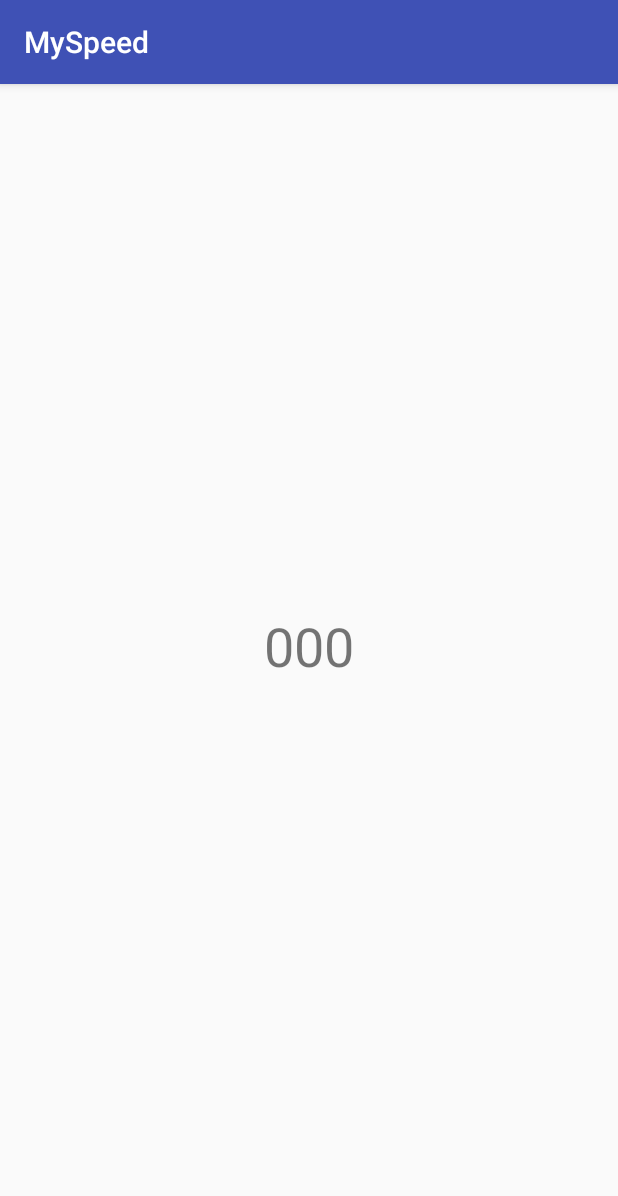
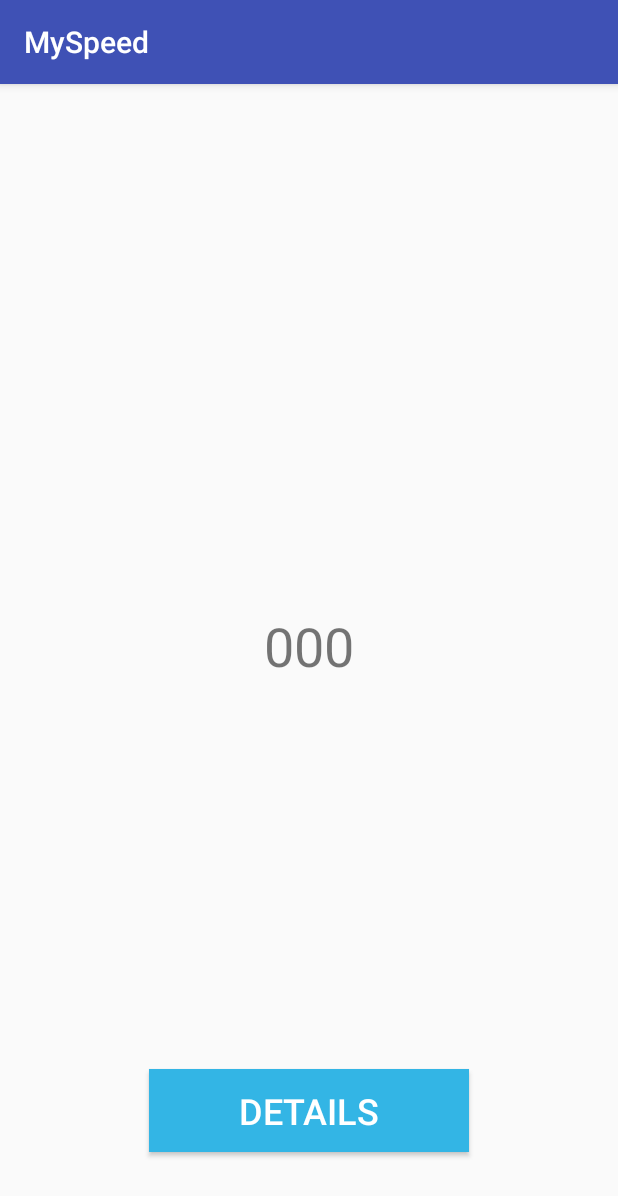
Before and after one commit to firchatn/MySpeed, an Android app: the screen it shows after launch (MainActivity), on a phone screen of 412 x 824 dp. Shown: the top 1196 px of the screen. Run offline under Robolectric (Android 15) with nearby library versions, the phone set to English and light mode, and no system bars.

Commit message:
add intent details

```diff
--- a/app/src/main/java/tn/tik/myspeed/MainActivity.java
+++ b/app/src/main/java/tn/tik/myspeed/MainActivity.java
@@ -1,6 +1,7 @@
 package tn.tik.myspeed;
 
 import android.content.Context;
+import android.content.Intent;
 import android.content.SharedPreferences;
 import android.preference.PreferenceManager;
 import android.support.v7.app.AppCompatActivity;
@@ -10,6 +11,7 @@ import android.hardware.Sensor;
 import android.hardware.SensorManager;
 import android.hardware.SensorEventListener;
 import android.hardware.SensorEvent;
+import android.view.View;
 import android.widget.TextView;
 
 
@@ -21,6 +23,8 @@ public class MainActivity extends AppCompatActivity implements SensorEventListen
     private SensorManager SM;
     private String msg ="FIX the Mobile ";
     private static int MaxSpeed = 0 ;
+    int s;
+    public static final String EXTRA_MESSAGE = "SpeedMessage";
 
 
 
@@ -36,12 +40,7 @@ public class MainActivity extends AppCompatActivity implements SensorEventListen
 
         mes = (TextView)findViewById(R.id.affiche);
         err = (TextView)findViewById(R.id.error);
-        maxx = (TextView)findViewById(R.id.max);
-
-
-
-
-
+        //maxx = (TextView)findViewById(R.id.max);
 
 
     }
@@ -54,8 +53,10 @@ public class MainActivity extends AppCompatActivity implements SensorEventListen
         float y = event.values[1];
         float z = event.values[2];
 
+        /* create SharedPreferences to save max speed value */
         SharedPreferences prefs = this.getSharedPreferences(
                 "tn.tik.myspeed", Context.MODE_PRIVATE);
+
         SharedPreferences.Editor editor = prefs.edit();
 
 
@@ -66,19 +67,25 @@ public class MainActivity extends AppCompatActivity implements SensorEventListen
         if (speed == 0) {
             err.setText("");
         }
-        int s = prefs.getInt("max", 0);
+         s = prefs.getInt("max", 0);
         if (speed > s){
             MaxSpeed = speed;
             editor.putInt("max", MaxSpeed);
             editor.commit();
             s = prefs.getInt("max", 0);
-            maxx.setText("MaxSpeed : " + s + " KM/H");
+            //maxx.setText("MaxSpeed : " + s + " KM/H");
         }
 
         s = prefs.getInt("max", 0);
-        maxx.setText("MaxSpeed : " + s + " KM/H");
+        //maxx.setText("MaxSpeed : " + s + " KM/H");
 
         mes.setText("Speed : " + speed + " KM/H");
+    }
+
+    public void details(View view){
+        Intent intent = new Intent(this, DetailsSpeed.class);
+        intent.putExtra(EXTRA_MESSAGE, s);
+        startActivity(intent);
     }
 
     @Override
--- a/app/src/main/res/layout/activity_main.xml
+++ b/app/src/main/res/layout/activity_main.xml
@@ -33,16 +33,21 @@
         app:layout_constraintTop_toTopOf="parent"
         app:layout_constraintVertical_bias="0.419" />
 
-    <TextView
-        android:id="@+id/max"
-        android:layout_width="186dp"
-        android:layout_height="77dp"
+    <Button
+        android:id="@+id/button"
+        style="@android:style/Widget.Material.Button.Colored"
+        android:layout_width="213dp"
+        android:layout_height="55dp"
+        android:background="@android:color/holo_blue_light"
+        android:onClick="details"
+        android:text="Details"
         android:textAlignment="center"
-        android:textSize="36sp"
+        android:textColor="@android:color/background_light"
+        android:textSize="24sp"
+        app:layout_constraintBottom_toBottomOf="parent"
+        app:layout_constraintLeft_toLeftOf="parent"
         app:layout_constraintRight_toRightOf="parent"
-        app:layout_constraintLeft_toLeftOf="parent"
-        app:layout_constraintBottom_toBottomOf="parent"
         app:layout_constraintTop_toTopOf="parent"
-        app:layout_constraintVertical_bias="0.963" />
+        app:layout_constraintVertical_bias="0.921" />
 
 </android.support.constraint.ConstraintLayout>
```
Also changed, not shown: app/src/main/AndroidManifest.xml (+7 -0 lines), app/src/main/java/tn/tik/myspeed/DetailsSpeed.java (added, +22 -0 lines), app/src/main/res/layout/details_layout.xml (added, +13 -0 lines).
